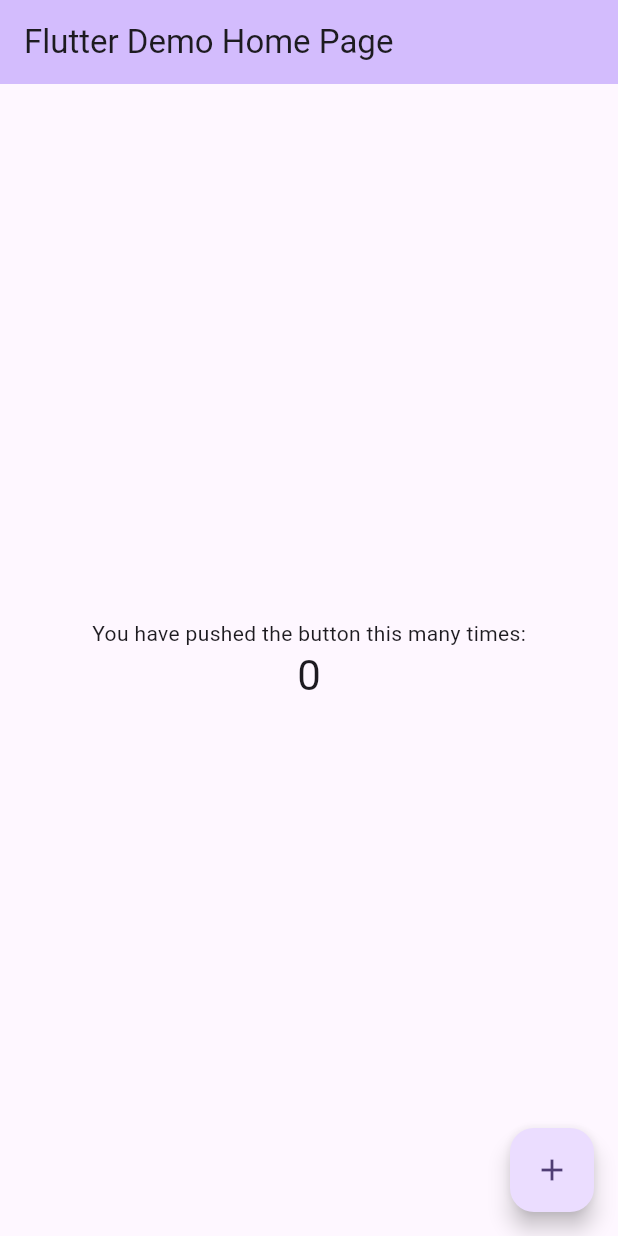
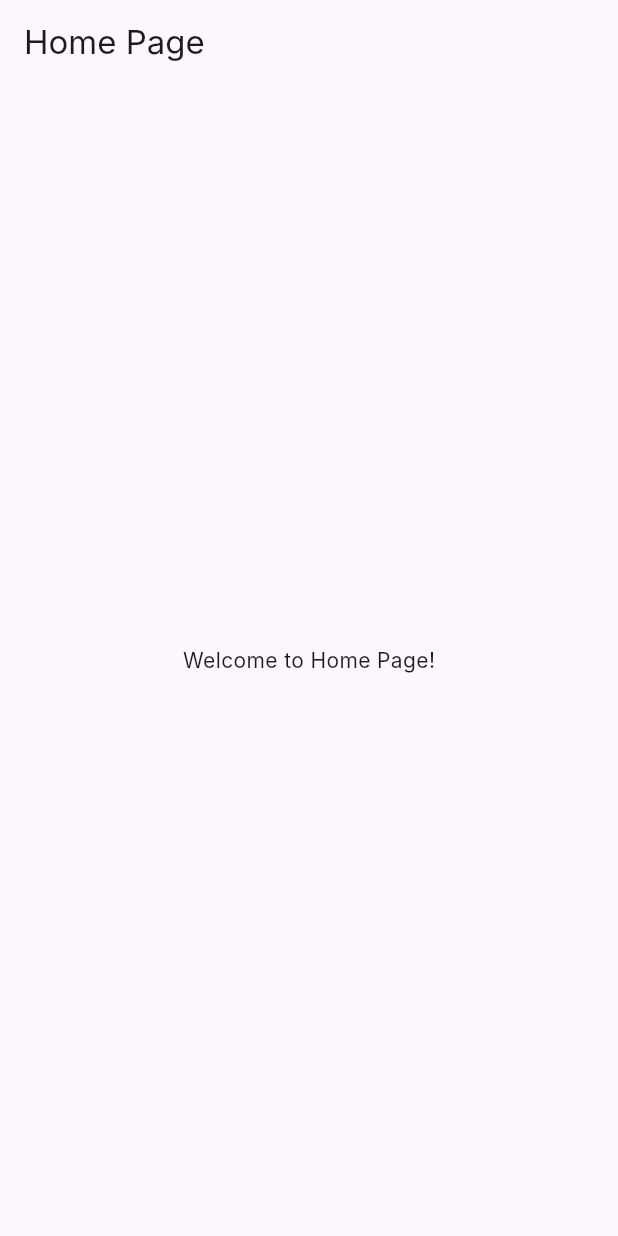
Before and after one commit to PontesDiogo/Calculadora-de-IMC-com-Login, a Flutter app: the screen it shows after launch, on a phone screen of 412 x 824 dp. Run offline on Flutter 3.47's test engine with Material 3 defaults, Android fonts, the phone set to English and light mode, and no system bars; our stand-ins replace sqflite; accounts and stored records are empty.

Commit message:
Correção nas dependencias e criação da home page

```diff
--- a/lib/main.dart
+++ b/lib/main.dart
@@ -1,4 +1,6 @@
 import 'package:flutter/material.dart';
+import 'package:provaflutter2diogo/views/home_page.dart';
+import 'package:provaflutter2diogo/views/imc_view.dart';
 
 void main() {
   runApp(const MyApp());
@@ -7,116 +9,17 @@ void main() {
 class MyApp extends StatelessWidget {
   const MyApp({super.key});
 
-  // This widget is the root of your application.
   @override
   Widget build(BuildContext context) {
     return MaterialApp(
-      title: 'Flutter Demo',
+      title: 'Prova Flutter II',
       theme: ThemeData(
-        // This is the theme of your application.
-        //
-        // TRY THIS: Try running your application with "flutter run". You'll see
-        // the application has a purple toolbar. Then, without quitting the app,
-        // try changing the seedColor in the colorScheme below to Colors.green
-        // and then invoke "hot reload" (save your changes or press the "hot
-        // reload" button in a Flutter-supported IDE, or press "r" if you used
-        // the command line to start the app).
-        //
-        // Notice that the counter didn't reset back to zero; the application
-        // state is not lost during the reload. To reset the state, use hot
-        // restart instead.
-        //
-        // This works for code too, not just values: Most code changes can be
-        // tested with just a hot reload.
-        colorScheme: ColorScheme.fromSeed(seedColor: Colors.deepPurple),
+        primarySwatch: Colors.deepPurple,
+        fontFamily: 'Inter',
+        useMaterial3: true,
       ),
-      home: const MyHomePage(title: 'Flutter Demo Home Page'),
+      home: const HomePage(),
+      debugShowCheckedModeBanner: false,
     );
   }
 }
-
-class MyHomePage extends StatefulWidget {
-  const MyHomePage({super.key, required this.title});
-
-  // This widget is the home page of your application. It is stateful, meaning
-  // that it has a State object (defined below) that contains fields that affect
-  // how it looks.
-
-  // This class is the configuration for the state. It holds the values (in this
-  // case the title) provided by the parent (in this case the App widget) and
-  // used by the build method of the State. Fields in a Widget subclass are
-  // always marked "final".
-
-  final String title;
-
-  @override
-  State<MyHomePage> createState() => _MyHomePageState();
-}
-
-class _MyHomePageState extends State<MyHomePage> {
-  int _counter = 0;
-
-  void _incrementCounter() {
-    setState(() {
-      // This call to setState tells the Flutter framework that something has
-      // changed in this State, which causes it to rerun the build method below
-      // so that the display can reflect the updated values. If we changed
-      // _counter without calling setState(), then the build method would not be
-      // called again, and so nothing would appear to happen.
-      _counter++;
-    });
-  }
-
-  @override
-  Widget build(BuildContext context) {
-    // This method is rerun every time setState is called, for instance as done
-    // by the _incrementCounter method above.
-    //
-    // The Flutter framework has been optimized to make rerunning build methods
-    // fast, so that you can just rebuild anything that needs updating rather
-    // than having to individually change instances of widgets.
-    return Scaffold(
-      appBar: AppBar(
-        // TRY THIS: Try changing the color here to a specific color (to
-        // Colors.amber, perhaps?) and trigger a hot reload to see the AppBar
-        // change color while the other colors stay the same.
-        backgroundColor: Theme.of(context).colorScheme.inversePrimary,
-        // Here we take the value from the MyHomePage object that was created by
-        // the App.build method, and use it to set our appbar title.
-        title: Text(widget.title),
-      ),
-      body: Center(
-        // Center is a layout widget. It takes a single child and positions it
-        // in the middle of the parent.
-        child: Column(
-          // Column is also a layout widget. It takes a list of children and
-          // arranges them vertically. By default, it sizes itself to fit its
-          // children horizontally, and tries to be as tall as its parent.
-          //
-          // Column has various properties to control how it sizes itself and
-          // how it positions its children. Here we use mainAxisAlignment to
-          // center the children vertically; the main axis here is the vertical
-          // axis because Columns are vertical (the cross axis would be
-          // horizontal).
-          //
-          // TRY THIS: Invoke "debug painting" (choose the "Toggle Debug Paint"
-          // action in the IDE, or press "p" in the console), to see the
-          // wireframe for each widget.
-          mainAxisAlignment: MainAxisAlignment.center,
-          children: <Widget>[
-            const Text('You have pushed the button this many times:'),
-            Text(
-              '$_counter',
-              style: Theme.of(context).textTheme.headlineMedium,
-            ),
-          ],
-        ),
-      ),
-      floatingActionButton: FloatingActionButton(
-        onPressed: _incrementCounter,
-        tooltip: 'Increment',
-        child: const Icon(Icons.add),
-      ), // This trailing comma makes auto-formatting nicer for build methods.
-    );
-  }
-}
--- a/lib/styles/app_theme.dart
+++ b/lib/styles/app_theme.dart
@@ -6,8 +6,8 @@ class AppTheme {
       fontFamily: 'Inter',
       primarySwatch: Colors.blue,
       textTheme: const TextTheme(
-        headline1: TextStyle(fontSize: 32, fontWeight: FontWeight.bold),
-        bodyText1: TextStyle(fontSize: 16),
+        displayLarge: TextStyle(fontSize: 32, fontWeight: FontWeight.bold),
+        bodyLarge: TextStyle(fontSize: 16),
       ),
     );
   }
--- /dev/null
+++ b/lib/views/home_page.dart
@@ -0,0 +1,17 @@
+import 'package:flutter/material.dart';
+
+class HomePage extends StatelessWidget {
+  const HomePage({super.key});
+
+  @override
+  Widget build(BuildContext context) {
+    return Scaffold(
+      appBar: AppBar(
+        title: const Text('Home Page'),
+      ),
+      body: const Center(
+        child: Text('Welcome to Home Page!'),
+      ),
+    );
+  }
+}
```
Also changed, not shown: lib/database/db_helper.dart (added, +33 -0 lines), lib/utils/constants.dart (added, +7 -0 lines), lib/utils/session.dart (+18 -0 lines), lib/utils/validators.dart (+26 -0 lines), lib/database/database.dart (deleted).
